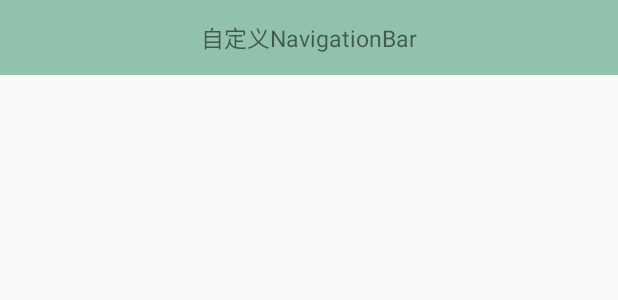
After one commit to ZuofeiGithub/Android_Project, an Android app: the layout activity_wjnavigationbar.xml on its own in the app's theme, with its tools: preview values and no code run, on a phone screen of 412 x 824 dp. The commit adds this screen. Shown: the top 300 px of the screen. Run offline under Robolectric (Android 15) with nearby library versions, the phone set to English and light mode, and no system bars.

```diff
--- a/app/build.gradle
+++ b/app/build.gradle
@@ -26,10 +26,11 @@ android {
             path "CMakeLists.txt"
         }
     }
+    buildToolsVersion '28.0.3'
 }
 
 dependencies {
-    implementation fileTree(dir: 'libs', include: ['*.jar'])
+    implementation fileTree(include: ['*.jar'], dir: 'libs')
     implementation 'com.android.support:appcompat-v7:28.0.0'
     implementation 'com.android.support.constraint:constraint-layout:1.1.3'
     testImplementation 'junit:junit:4.12'
--- a/app/src/main/java/com/example/administrator/nativeproject/MainActivity.java
+++ b/app/src/main/java/com/example/administrator/nativeproject/MainActivity.java
@@ -1,11 +1,14 @@
 package com.example.administrator.nativeproject;
 
+import android.content.Intent;
 import android.support.v7.app.AppCompatActivity;
 import android.os.Bundle;
+import android.view.View;
+import android.widget.Button;
 import android.widget.TextView;
 
 public class MainActivity extends AppCompatActivity {
-
+    Button navigation_btn;
     // Used to load the 'native-lib' library on application startup.
     static {
         System.loadLibrary("native-lib");
@@ -15,7 +18,6 @@ public class MainActivity extends AppCompatActivity {
     protected void onCreate(Bundle savedInstanceState) {
         super.onCreate(savedInstanceState);
         setContentView(R.layout.activity_main);
-
         // Example of a call to a native method
         TextView tv = (TextView) findViewById(R.id.sample_text);
         tv.setText(stringFromJNI());
--- /dev/null
+++ b/app/src/main/res/drawable/navi_btn_back_n.xml
@@ -0,0 +1,4 @@
+<?xml version="1.0" encoding="utf-8"?>
+<selector xmlns:android="http://schemas.android.com/apk/res/android">
+
+</selector>
--- /dev/null
+++ b/app/src/main/res/drawable/navi_btn_back_s.xml
@@ -0,0 +1,4 @@
+<?xml version="1.0" encoding="utf-8"?>
+<selector xmlns:android="http://schemas.android.com/apk/res/android">
+
+</selector>
--- /dev/null
+++ b/app/src/main/res/drawable/navi_btn_right_n.xml
@@ -0,0 +1,4 @@
+<?xml version="1.0" encoding="utf-8"?>
+<selector xmlns:android="http://schemas.android.com/apk/res/android">
+
+</selector>
--- /dev/null
+++ b/app/src/main/res/drawable/navi_btn_right_s.xml
@@ -0,0 +1,4 @@
+<?xml version="1.0" encoding="utf-8"?>
+<selector xmlns:android="http://schemas.android.com/apk/res/android">
+
+</selector>
--- /dev/null
+++ b/app/src/main/res/drawable/navigationbar_left_item_selector.xml
@@ -0,0 +1,5 @@
+<?xml version="1.0" encoding="utf-8"?>
+<selector xmlns:android="http://schemas.android.com/apk/res/android">
+    <item android:state_pressed="false" android:drawable="@drawable/navi_btn_back_n"/>
+    <item android:state_pressed="true" android:drawable="@drawable/navi_btn_back_s"/>
+</selector>
--- /dev/null
+++ b/app/src/main/res/drawable/navigationbar_rigt_item_selector.xml
@@ -0,0 +1,5 @@
+<?xml version="1.0" encoding="utf-8"?>
+<selector xmlns:android="http://schemas.android.com/apk/res/android">
+    <item android:state_pressed="false" android:drawable="@drawable/navi_btn_right_n"/>
+    <item android:state_pressed="true" android:drawable="@drawable/navi_btn_right_s"/>
+</selector>
--- /dev/null
+++ b/app/src/main/res/layout/activity_wjnavigationbar.xml
@@ -0,0 +1,45 @@
+<?xml version="1.0" encoding="utf-8"?>
+<RelativeLayout
+    xmlns:android="http://schemas.android.com/apk/res/android"
+    android:id="@+id/rl_chat_title"
+    android:layout_width="match_parent"
+    android:layout_height="50dp"
+    android:background="#91c2ae"
+    android:layout_alignParentTop="true">
+
+    <!-- navigationItemLeftButton -->
+    <ImageView
+        android:id="@+id/iv_navi_back"
+        android:layout_width="25dp"
+        android:layout_height="25dp"
+        android:background="@drawable/navigationbar_left_item_selector"
+        android:layout_marginLeft="10dp"
+        android:layout_marginStart="10dp"
+        android:layout_centerVertical="true"
+        android:layout_alignParentLeft="true"
+        android:layout_alignParentStart="true"/>
+
+    <!-- navigationItemTitle -->
+    <TextView
+        android:id="@+id/tv_navi_title"
+        android:layout_width="wrap_content"
+        android:layout_height="wrap_content"
+        android:layout_centerHorizontal="true"
+        android:layout_centerVertical="true"
+        android:text="自定义NavigationBar"
+        android:textSize="15dp"/>
+
+    <!-- navigationItemRightButton -->
+    <ImageView
+        android:id="@+id/iv_navi_right"
+        android:layout_width="25dp"
+        android:layout_height="25dp"
+        android:background="@drawable/navigationbar_rigt_item_selector"
+        android:clickable="true"
+        android:layout_centerVertical="true"
+        android:layout_alignParentRight="true"
+        android:layout_alignParentEnd="true"
+        android:layout_marginRight="10dp"
+        android:layout_marginEnd="10dp"/>
+
+</RelativeLayout>
```
Also changed, not shown: app/src/main/java/com/example/administrator/nativeproject/ShowNavigationActivity.java (added, +41 -0 lines), app/src/main/java/com/example/administrator/nativeproject/WJNavigationBarActivity.java (added, +112 -0 lines), app/src/main/res/layout/activity_main.xml (+6 -1 lines), app/src/main/res/layout/activity_shownavigation.xml (added, +17 -0 lines).
